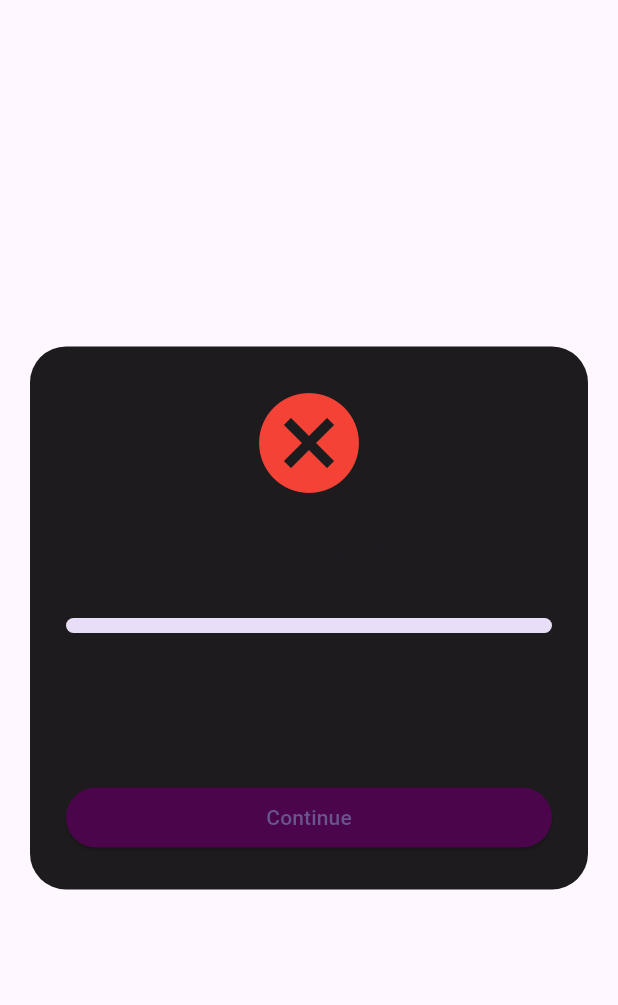
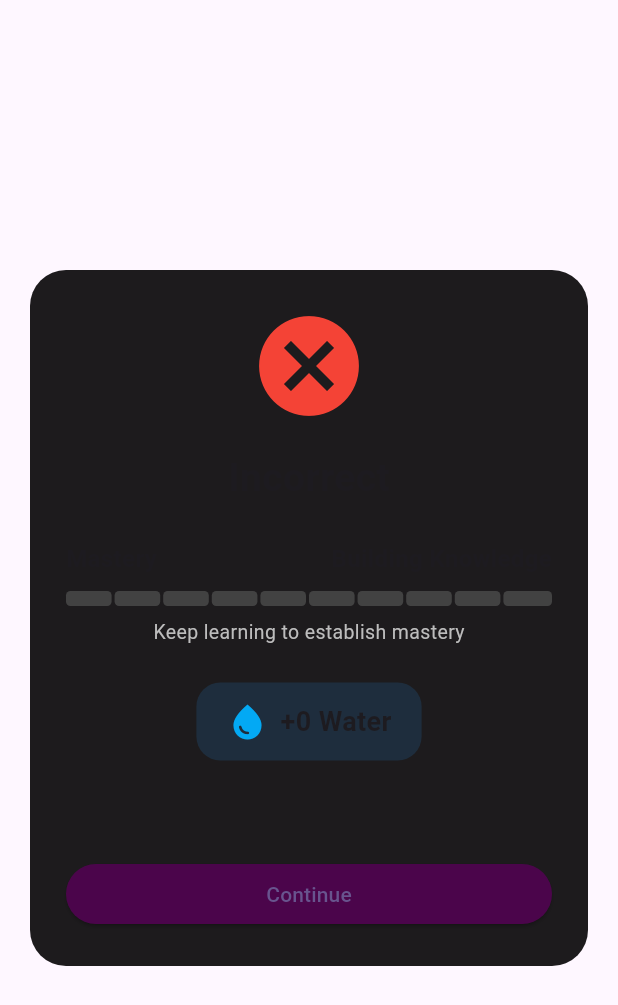
Before and after one commit to SeeTohJJ/SC4079_FYP, a Flutter app: the QuizResultDialog widget shown alone on an empty page, opened directly with empty values, on a phone screen of 412 x 824 dp. Shown: the top 1005 px of the screen. Run offline on Flutter 3.47's test engine with Material 3 defaults, Android fonts, the phone set to English and light mode, and no system bars; our stand-ins replace country_picker, flutter_secure_storage, shared_preferences; accounts and stored records are empty; network calls fail.

Commit message:
fix: updated mastery bar for progress page and quiz results

```diff
--- a/frontend/lib/features/progress/models/topic_progress.dart
+++ b/frontend/lib/features/progress/models/topic_progress.dart
@@ -3,7 +3,7 @@ class TopicProgress {
   final String topicName;
   final int completedLessons;
   final int totalLessons;
-  final double masteryScore;
+  final int masteryScore;
 
   TopicProgress({
     required this.topicId,
@@ -24,7 +24,7 @@ class TopicProgress {
       totalLessons:
           json['totalLessons'],
       masteryScore:
-          (json['masteryScore'] as num).toDouble(),
+          json['mastery'],
     );
   }
 }
--- a/frontend/lib/features/study/models/quiz_result.dart
+++ b/frontend/lib/features/study/models/quiz_result.dart
@@ -2,20 +2,22 @@ class QuizResult {
 
     final bool correct;
     final String topicName;
-    final double previousPKnow;
-    final double updatedPKnow;
+    final int previousMastery;
+    final int updatedMastery;
     final DateTime nextReviewDate;
     final String feedback;
     final bool newChainGenerated;
+    final int waterReward;
 
     QuizResult({
         required this.correct,
         required this.topicName,
-        required this.previousPKnow,
-        required this.updatedPKnow,
+        required this.previousMastery,
+        required this.updatedMastery,
         required this.nextReviewDate,
         required this.feedback,
         required this.newChainGenerated,
+        required this.waterReward,
     });
 
     factory QuizResult.fromJson(Map<String, dynamic> json) {
@@ -24,9 +26,9 @@ class QuizResult {
 
         topicName: (json['topicName'] ?? json['topic_name']) as String? ?? 'General Topic',
 
-        previousPKnow: ((json['previousPKnow'] ?? json['previous_p_know']) as num?)?.toDouble() ?? 0.0,
+        previousMastery: ((json['previousMastery'] ?? json['previous_mastery']) as num?)?.toInt() ?? 0,
 
-        updatedPKnow: ((json['updatedPKnow'] ?? json['updated_p_know']) as num?)?.toDouble() ?? 0.0,
+        updatedMastery: ((json['updatedMastery'] ?? json['updated_mastery']) as num?)?.toInt() ?? 0,
 
         nextReviewDate: json['nextReviewDate'] != null
             ? DateTime.tryParse(json['nextReviewDate'].toString()) ?? DateTime.now()
@@ -37,6 +39,8 @@ class QuizResult {
         feedback: (json['feedback'] as String?) ?? '',
 
         newChainGenerated: (json['newChainGenerated'] ?? json['new_chain_generated']) as bool? ?? false,
+
+        waterReward: (json['waterReward'] ?? json['water_reward']) as int? ?? 0,
       );
     }
 }
--- a/frontend/lib/features/study/widgets/quiz_result_dialog.dart
+++ b/frontend/lib/features/study/widgets/quiz_result_dialog.dart
@@ -23,7 +23,7 @@ class QuizResultDialog extends StatelessWidget {
         child: Column(
           mainAxisSize: MainAxisSize.min,
           children: [
-
+            // Result icon
             Icon(
               result.correct
                   ? Icons.check_circle
@@ -36,6 +36,7 @@ class QuizResultDialog extends StatelessWidget {
 
             const SizedBox(height: 16),
 
+            // Result title
             Text(
               result.correct
                   ? "Correct!"
@@ -48,20 +49,109 @@ class QuizResultDialog extends StatelessWidget {
 
             const SizedBox(height: 24),
 
-            LinearProgressIndicator(
-              value: result.updatedPKnow,
-              minHeight: 10,
-              borderRadius: BorderRadius.circular(20),
+            // Mastery title
+            Row(
+              mainAxisAlignment: MainAxisAlignment.spaceBetween,
+              children: [
+                const Text(
+                  "Mastery",
+                  style: TextStyle(
+                    fontSize: 16,
+                    fontWeight: FontWeight.bold,
+                  ),
+                ),
+
+                Text(
+                  getMasteryTitle(result.updatedMastery),
+                  style: const TextStyle(
+                    fontSize: 16,
+                    fontWeight: FontWeight.bold,
+                  ),
+                ),
+              ],
+            ),
+
+            const SizedBox(height: 10),
+
+            Row(
+              children: List.generate(
+                10,
+                (index) {
+                  final isFilled =
+                      result.updatedMastery > index;
+
+                  return Expanded(
+                    child: Container(
+                      height: 10,
+                      margin: EdgeInsets.only(
+                        right: index == 9 ? 0 : 2,
+                      ),
+                      decoration: BoxDecoration(
+                        color: isFilled
+                            ? Theme.of(context)
+                                .colorScheme
+                                .primary
+                            : Colors.grey.shade800,
+                        borderRadius:
+                            BorderRadius.circular(3),
+                      ),
+                    ),
+                  );
+                },
+              ),
             ),
 
             const SizedBox(height: 8),
 
+            // Mastery score / insufficient data
             Text(
-              "Topic Mastery: ${(result.updatedPKnow * 100).toInt()}%",
+              result.updatedMastery == 0
+                  ? "Keep learning to establish mastery"
+                  : "Mastery Level "
+                      "${result.updatedMastery}/10",
+              style: TextStyle(
+                fontSize: 13,
+                color: Colors.grey.shade400,
+              ),
             ),
 
-            const SizedBox(height: 30),
+            const SizedBox(height: 24),
 
+            // Water reward
+            Container(
+              padding: const EdgeInsets.symmetric(
+                horizontal: 20,
+                vertical: 12,
+              ),
+              decoration: BoxDecoration(
+                color: Colors.blue.withOpacity(0.15),
+                borderRadius: BorderRadius.circular(16),
+              ),
+              child: Row(
+                mainAxisSize: MainAxisSize.min,
+                children: [
+                  const Icon(
+                    Icons.water_drop,
+                    color: Colors.lightBlue,
+                    size: 28,
+                  ),
+
+                  const SizedBox(width: 8),
+
+                  Text(
+                    "+${result.waterReward} Water",
+                    style: const TextStyle(
+                      fontSize: 18,
+                      fontWeight: FontWeight.bold,
+                    ),
+                  ),
+                ],
+              ),
+            ),
+
+            const SizedBox(height: 24),
+
+            // Feedback
             Text(
               result.feedback,
               textAlign: TextAlign.center,
@@ -69,13 +159,21 @@ class QuizResultDialog extends StatelessWidget {
 
             const SizedBox(height: 20),
 
+            // Continue button
             SizedBox(
               width: double.infinity,
               child: ElevatedButton(
                 style: ElevatedButton.styleFrom(
-                    backgroundColor: const Color.fromARGB(255, 75, 5, 75),
+                  backgroundColor:
+                      const Color.fromARGB(
+                    255,
+                    75,
+                    5,
+                    75,
                   ),
-                onPressed: () => Navigator.pop(context),
+                ),
+                onPressed: () =>
+                    Navigator.pop(context),
                 child: const Text("Continue"),
               ),
             ),
@@ -84,4 +182,33 @@ class QuizResultDialog extends StatelessWidget {
       ),
     );
   }
+
+  String getMasteryTitle(int masteryScore) {
+    switch (masteryScore) {
+      case 0:
+        return "Building Knowledge";
+      case 1:
+        return "Very Low";
+      case 2:
+        return "Low";
+      case 3:
+        return "Developing";
+      case 4:
+        return "Basic";
+      case 5:
+        return "Intermediate";
+      case 6:
+        return "Proficient";
+      case 7:
+        return "Advanced";
+      case 8:
+        return "High Proficiency";
+      case 9:
+        return "Near Mastery";
+      case 10:
+        return "Mastered";
+      default:
+        return "Unknown";
+    }
+  }
 }
```
Also changed, not shown: frontend/lib/features/progress/screens/progress_page.dart (+53 -9 lines), 15 other files.
